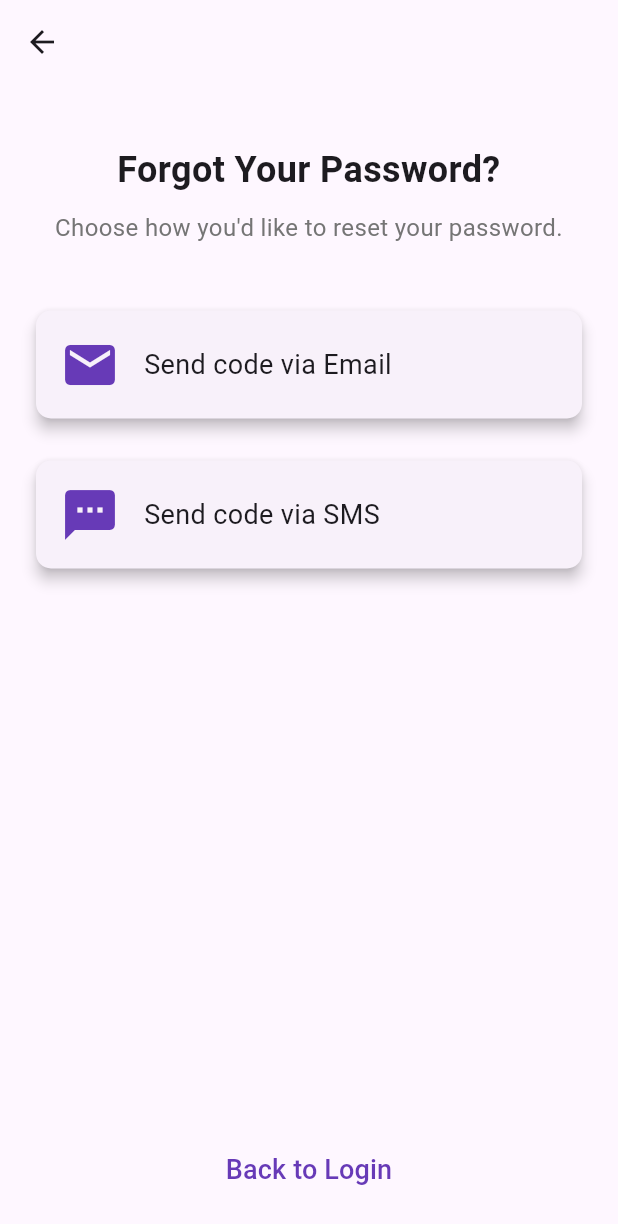
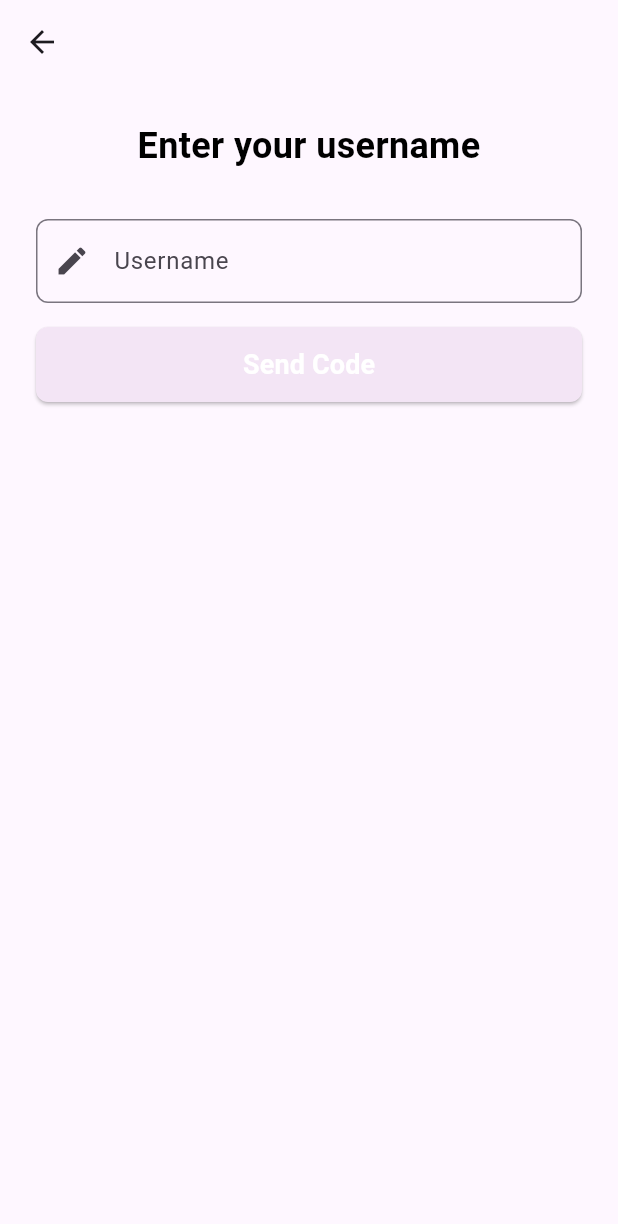
Before and after one commit to omarkhaled1853/EL-OUSTA, a Flutter app: the LoginScreen screen opened directly with empty values, after a tap on "Forget Password?", on a phone screen of 412 x 824 dp. Shown: the top 1224 px of the screen. Run offline on Flutter 3.47's test engine with Material 3 defaults, Android fonts, the phone set to English and light mode, and no system bars; our stand-ins replace email_validator, flutter_secure_storage, google_fonts, google_sign_in, social_login_buttons; missing offline and left inert: country_state_city, dart:ffi; accounts and stored records are empty; network calls fail.

Commit message:
A Working version of Forget Password Functionality using email

```diff
--- /dev/null
+++ b/el_ousta/lib/screens/enterUsernameScreen.dart
@@ -0,0 +1,181 @@
+import 'dart:convert';
+import 'dart:developer';
+import 'dart:ffi';
+
+// import 'package:country_state_city/country_state_city.dart' as statecity;
+import 'package:el_ousta/screens/TechnicianHomeScreen.dart';
+import 'package:el_ousta/screens/UserSignupContinueScreen.dart';
+import 'package:el_ousta/screens/forgetPasswordScreen.dart';
+import 'package:email_validator/email_validator.dart';
+import 'package:flutter/material.dart';
+import 'package:flutter_secure_storage/flutter_secure_storage.dart';
+import 'package:google_sign_in/google_sign_in.dart';
+import 'package:social_login_buttons/social_login_buttons.dart';
+import 'package:el_ousta/common/userTech.dart';
+import 'package:http/http.dart' as http;
+import '../API/googleSigninApi.dart';
+import '../models/User.dart';
+import 'TechSignupContinueScreen.dart';
+import 'homeClientScreen.dart';
+
+class EnterusernameScreen extends StatefulWidget {
+  final dynamic type;
+
+  const EnterusernameScreen({super.key, required this.type});
+
+  @override
+  State<EnterusernameScreen> createState() => _EnterusernameScreenState();
+}
+
+class _EnterusernameScreenState extends State<EnterusernameScreen> {
+  final _formKey = GlobalKey<FormState>();
+  final TextEditingController _usernameController = TextEditingController();
+  String? usernameErrorText = null;
+  bool _isUsernameValid = false;
+  bool isFormValid = false;
+  // bool loggedIn = false;
+
+  void _validateUsername(String username) {
+    setState(() {
+      if(username.isNotEmpty) {
+        usernameErrorText = null;
+        _isUsernameValid = true;
+      } else {
+        usernameErrorText = "field can't be empty";
+        _isUsernameValid = false;
+      }
+    });
+    validateForm();
+  }
+
+  @override
+  void initState() {
+    super.initState();
+  }
+
+  @override
+  void dispose() {
+    _usernameController.dispose();
+    super.dispose();
+  }
+  void _submitForm() async {
+    dynamic result = true;
+    if(isFormValid) {
+      var url, user;
+      if(widget.type == Type.USER) {
+        url = Uri.parse("http://192.168.1.6:8080/user/fetchUser");
+      }
+      else {
+        url = Uri.parse("http://192.168.1.6:8080/tech/fetchTch");
+      }
+      final response = await http.post(
+          url,
+          headers: {
+            'Content-Type': 'application/json',
+          },
+          body: jsonEncode({
+            'username': _usernameController.text,
+          }),
+      );
+      print(response.statusCode);
+      if (response.statusCode == 200) {
+        // If the server did return a 200 OK response,
+        // then parse the JSON.
+        user = User.fromJson(jsonDecode(response.body) as Map<String, dynamic>);
+        log(user.phoneNumber);
+        log(user.emailAddress);
+        Navigator.of(context).push(
+            MaterialPageRoute(
+                builder: (ctx) => ForgetPasswordScreen(type: widget.type, user: user,)
+            )
+        );
+      }
+      else {
+        ScaffoldMessenger.of(context).clearSnackBars();
+        ScaffoldMessenger.of(context).showSnackBar(const SnackBar(content: Text("Couldn't find username, please recheck your username and try again")));
+      }
+    }
+  }
+  void validateForm() {
+    setState(() {
+      isFormValid = _formKey.currentState?.validate() ?? false;
+    });
+  }
+  @override
+  Widget build(BuildContext context) {
+    return Scaffold(
+      appBar: AppBar(),
+      body: SingleChildScrollView(
+        child: Container(
+          constraints: BoxConstraints(minHeight: MediaQuery.of(context).size.height),
+          child: Padding(
+            padding: const EdgeInsets.all(24.0),
+            child: Column(
+              crossAxisAlignment: CrossAxisAlignment.center, // Centers horizontally
+              mainAxisAlignment: MainAxisAlignment.start, // Aligns content at the top
+              children: [
+                const Center(
+                  child: Text(
+                    "Enter your username",
+                    textAlign: TextAlign.center,
+                    style: TextStyle(
+                      color: Colors.black,
+                      fontSize: 24.0,
+                      fontWeight: FontWeight.bold,
+                    ),
+                  ),
+                ),
+                const SizedBox(height: 32.0),
+                Form(
+                  key: _formKey,
+                  child: Column(
+                    children: [
+
+                      TextFormField(
+                          controller: _usernameController,
+                          decoration: InputDecoration(
+                            labelText: "Username",
+                            prefixIcon: const Icon(Icons.edit),
+                            border: OutlineInputBorder(
+                              borderRadius: BorderRadius.circular(8.0),
+                            ),
+                            errorText: usernameErrorText,
+                          ),
+                          onChanged: _validateUsername,
+                          validator: (value) => usernameErrorText
+                      ),
+                      const SizedBox(height: 16.0),
+                      SizedBox(
+                        width: double.infinity,
+                        child: ElevatedButton(
+                          onPressed: () {
+                            _submitForm();
+                          },
+                          style: ElevatedButton.styleFrom(
+                            backgroundColor: isFormValid ? Colors.deepPurple : Colors.purple.shade50, // Background color
+                            shape: RoundedRectangleBorder(
+                              borderRadius: BorderRadius.circular(8.0), // Rounded corners
+                            ),
+                            padding: const EdgeInsets.symmetric(vertical: 12.0, horizontal: 20.0), // Optional for sizing
+                          ),
+                          child: const Text(
+                            "Send Code",
+                            style: TextStyle(
+                                color: Colors.white, // Text color
+                                fontSize: 18.0, // Font size
+                                fontWeight: FontWeight.bold
+                            ),
+                          ),
+                        ),
+                      ),
+                    ],
+                  ),
+                ),
+              ],
+            ),
+          ),
+        ),
+      ),
+    );
+  }
+}
--- a/el_ousta/lib/screens/loginScreen.dart
+++ b/el_ousta/lib/screens/loginScreen.dart
@@ -5,6 +5,8 @@ import 'dart:ffi';
 // import 'package:country_state_city/country_state_city.dart' as statecity;
 import 'package:el_ousta/screens/TechnicianHomeScreen.dart';
 import 'package:el_ousta/screens/UserSignupContinueScreen.dart';
+import 'package:el_ousta/screens/enterCodeScreen.dart';
+import 'package:el_ousta/screens/enterUsernameScreen.dart';
 import 'package:el_ousta/screens/forgetPasswordScreen.dart';
 import 'package:email_validator/email_validator.dart';
 import 'package:flutter/material.dart';
@@ -194,6 +196,7 @@ class _LoginScreenState extends State<LoginScreen> {
   void validateForm() {
     setState(() {
       isFormValid = _formKey.currentState?.validate() ?? false;
+      isFormValid = _isUsernameValid && _validatePassword(_passwordController.text);
     });
   }
   @override
@@ -270,7 +273,7 @@ class _LoginScreenState extends State<LoginScreen> {
                           onPressed: () {
                             Navigator.of(context).push(
                                 MaterialPageRoute(
-                                    builder: (ctx) => ForgetPasswordScreen(type: widget.type)
+                                    builder: (ctx) => EnterusernameScreen(type: widget.type)
                                 )
                             );
                           },
```
Also changed, not shown: el_ousta/lib/models/User.dart (+32 -0 lines), el_ousta/lib/screens/enterCodeScreen.dart (+64 -12 lines), el_ousta/lib/screens/forgetPasswordScreen.dart (+73 -14 lines), el_ousta/lib/screens/resetPasswordScreen.dart (+69 -55 lines).
